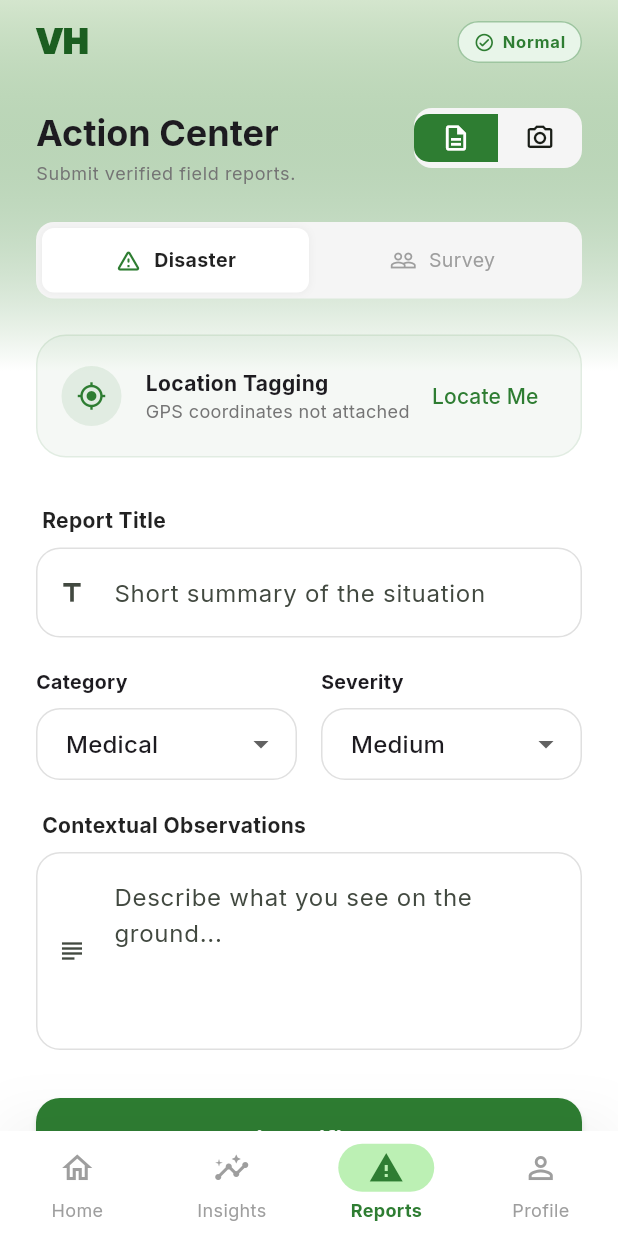
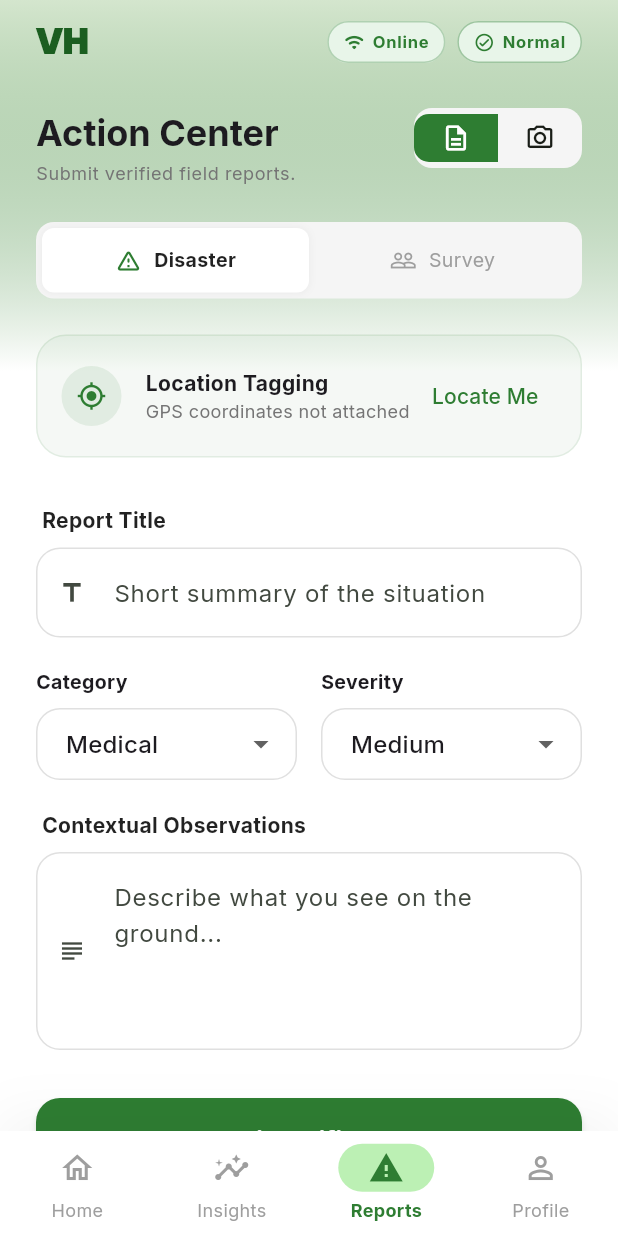
Before and after one commit to yashfeenraavi09/Volunteer-Horizon, a Flutter app: the MainLayout screen opened by its route, item 3 of the bottom bar chosen, on a phone screen of 412 x 824 dp. Run offline on Flutter 3.47's test engine with Material 3 defaults, Android fonts, the phone set to English and light mode, and no system bars; our stand-ins replace cloud_firestore, connectivity_plus, firebase_auth, firebase_core, fl_chart, flutter_animate and 9 more; accounts and stored records are empty; generated files the repository leaves out were written again; network calls fail.

Commit message:
feat: fix Google Maps API key loading, enable offline sync service

```diff
--- a/lib/screens/main_layout.dart
+++ b/lib/screens/main_layout.dart
@@ -2,6 +2,7 @@ import 'package:flutter/material.dart';
 import 'package:google_fonts/google_fonts.dart';
 import 'package:flutter_riverpod/flutter_riverpod.dart';
 import '../core/providers.dart';
+import '../services/offline_sync_service.dart';
 import 'home_screen.dart';
 import 'prediction_screen.dart';
 import 'report_screen.dart';
@@ -66,7 +67,12 @@ class _MainLayoutState extends ConsumerState<MainLayout> {
                         ),
                       ),
                     ),
-                    // Read-only auto-managed status badge (not user controllable)
+                    // Row containing connection status and priority status badges
+                    Row(
+                      mainAxisSize: MainAxisSize.min,
+                      children: [
+                        const _ConnectionStatusBadge(),
+                        const SizedBox(width: 8),
                         AnimatedSwitcher(
                           duration: const Duration(milliseconds: 400),
                           transitionBuilder: (child, animation) => ScaleTransition(
@@ -76,6 +82,8 @@ class _MainLayoutState extends ConsumerState<MainLayout> {
                           child: isHighPriority
                               ? _PriorityBadge(key: const ValueKey('high'))
                               : _NormalBadge(key: const ValueKey('normal')),
+                        ),
+                      ],
                     ),
                   ],
                 ),
@@ -252,3 +260,61 @@ class _NormalBadge extends StatelessWidget {
     );
   }
 }
+
+// ---------------------------------------------------------------------------
+// Connection Status Badge - displays the active connection mode:
+// Online, Offline (SMS Mode), or Offline (Queued).
+// ---------------------------------------------------------------------------
+class _ConnectionStatusBadge extends ConsumerWidget {
+  const _ConnectionStatusBadge({Key? key}) : super(key: key);
+
+  @override
+  Widget build(BuildContext context, WidgetRef ref) {
+    final syncState = ref.watch(offlineSyncProvider);
+
+    final Color bgColor;
+    final Color textColor;
+    final String label;
+    final IconData icon;
+
+    switch (syncState.connectionMode) {
+      case ConnectionStateMode.online:
+        bgColor = const Color(0xFFE8F5E9);
+        textColor = const Color(0xFF2E7D32);
+        label = 'Online';
+        icon = Icons.wifi_rounded;
+        break;
+      case ConnectionStateMode.offline:
+        bgColor = const Color(0xFFFFF9C4);
+        textColor = const Color(0xFFF57F17);
+        label = 'Offline';
+        icon = Icons.wifi_off_rounded;
+        break;
+    }
+
+    return Container(
+      padding: const EdgeInsets.symmetric(horizontal: 10, vertical: 5),
+      decoration: BoxDecoration(
+        color: bgColor,
+        borderRadius: BorderRadius.circular(20),
+        border: Border.all(color: textColor.withOpacity(0.3)),
+      ),
+      child: Row(
+        mainAxisSize: MainAxisSize.min,
+        children: [
+          Icon(icon, color: textColor, size: 14),
+          const SizedBox(width: 5),
+          Text(
+            label,
+            style: TextStyle(
+              color: textColor,
+              fontSize: 11,
+              fontWeight: FontWeight.w700,
+              letterSpacing: 0.5,
+            ),
+          ),
+        ],
+      ),
+    );
+  }
+}
--- a/lib/screens/report_screen.dart
+++ b/lib/screens/report_screen.dart
@@ -8,6 +8,7 @@ import '../services/database_service.dart';
 import '../core/providers.dart';
 import '../services/ai_service.dart';
 import '../models/report_model.dart';
+import '../services/offline_sync_service.dart';
 
 class ReportScreen extends ConsumerStatefulWidget {
   const ReportScreen({Key? key}) : super(key: key);
@@ -139,9 +140,14 @@ class _ReportScreenState extends ConsumerState<ReportScreen> {
       final String fullDescription = "${_titleController.text}\n\n${_descController.text}";
       final lat = _currentLocation?.latitude ?? 0.0;
       final lng = _currentLocation?.longitude ?? 0.0;
+      final isOnline = ref.read(offlineSyncProvider).connectionMode == ConnectionStateMode.online;
+
+      String submissionResult = '';
 
       if (_selectedType == TypeMode.disaster) {
-        // 1. AI DEDUPLICATION CHECK
+        if (isOnline) {
+          // 1. AI DEDUPLICATION CHECK (Only if online)
+          try {
             final recentData = await ref.read(databaseServiceProvider).findRecentReports();
             final recentReports = recentData.map((d) => Report.fromFirestore(_mockDoc(d))).toList();
 
@@ -154,11 +160,14 @@ class _ReportScreenState extends ConsumerState<ReportScreen> {
                 return;
               }
             }
+          } catch (e) {
+            debugPrint("Deduplication check failed: $e");
+          }
+        }
 
-        // 2. PROCEED WITH SUBMISSION
-        // Debug: print selected category
+        // 2. PROCEED WITH SUBMISSION (via offlineSyncProvider to handle offline/SMS/cache)
         debugPrint('Submitting report with category: \'${_disasterCategory}\'');
-        await ref.read(databaseServiceProvider).submitReport(
+        submissionResult = await ref.read(offlineSyncProvider.notifier).submitReport(
           uid: user.uid,
           category: _disasterCategory,
           description: fullDescription,
@@ -169,8 +178,8 @@ class _ReportScreenState extends ConsumerState<ReportScreen> {
           zoneLabel: profile.assignedZone,
         );
       } else {
-        // 3. SURVEY REDUNDANCY CHECK (Composite Key handled in service)
-        await ref.read(databaseServiceProvider).submitSurvey(
+        // 3. PROCEED WITH SURVEY SUBMISSION
+        submissionResult = await ref.read(offlineSyncProvider.notifier).submitSurvey(
           uid: user.uid,
           residentName: _headNameController.text,
           residentContact: _phoneController.text,
@@ -189,8 +198,26 @@ class _ReportScreenState extends ConsumerState<ReportScreen> {
       }
 
       if (mounted) {
+        String msg = '';
+        Color bg = Colors.green;
+        if (submissionResult == 'firebase') {
+          msg = 'Data synced successfully to NGO Dashboard!';
+        } else if (submissionResult == 'sms') {
+          msg = 'Offline: Report submitted via SMS to Gateway!';
+          bg = Colors.amber.shade800;
+        } else if (submissionResult == 'local') {
+          msg = 'Offline: Saved locally to Pending Sync Queue.';
+          bg = Colors.orange.shade800;
+        } else {
+          msg = 'Submitted successfully!';
+        }
+
         ScaffoldMessenger.of(context).showSnackBar(
-          const SnackBar(content: Text('Data submitted successfully! Deduplication & Redundancy handled.')),
+          SnackBar(
+            content: Text(msg),
+            backgroundColor: bg,
+            duration: const Duration(seconds: 4),
+          ),
         );
         _resetForm();
       }
@@ -248,11 +275,66 @@ class _ReportScreenState extends ConsumerState<ReportScreen> {
 
   @override
   Widget build(BuildContext context) {
+    final syncState = ref.watch(offlineSyncProvider);
+    final pendingCount = syncState.totalPending;
+
     return SingleChildScrollView(
       padding: const EdgeInsets.symmetric(horizontal: 24.0, vertical: 16.0),
       child: Column(
         crossAxisAlignment: CrossAxisAlignment.stretch,
         children: [
+          if (pendingCount > 0) ...[
+            Container(
+              margin: const EdgeInsets.only(bottom: 16),
+              padding: const EdgeInsets.all(12),
+              decoration: BoxDecoration(
+                color: Colors.orange.shade50,
+                borderRadius: BorderRadius.circular(12),
+                border: Border.all(color: Colors.orange.shade200),
+              ),
+              child: Row(
+                children: [
+                  Icon(Icons.sync_problem_rounded, color: Colors.orange.shade800),
+                  const SizedBox(width: 12),
+                  Expanded(
+                    child: Column(
+                      crossAxisAlignment: CrossAxisAlignment.start,
+                      children: [
+                        Text(
+                          '$pendingCount Item(s) Pending Sync',
+                          style: TextStyle(fontWeight: FontWeight.bold, color: Colors.orange.shade900, fontSize: 13),
+                        ),
+                        Text(
+                          syncState.isSyncing
+                              ? 'Syncing now...'
+                              : 'Will sync automatically when internet returns.',
+                          style: TextStyle(color: Colors.orange.shade800, fontSize: 11),
+                        ),
+                      ],
+                    ),
+                  ),
+                  if (!syncState.isSyncing)
+                    TextButton.icon(
+                      onPressed: () {
+                        ref.read(offlineSyncProvider.notifier).triggerSync();
+                      },
+                      icon: const Icon(Icons.sync_rounded, size: 16),
+                      label: const Text('Sync Now', style: TextStyle(fontSize: 12)),
+                      style: TextButton.styleFrom(
+                        foregroundColor: Colors.orange.shade900,
+                        visualDensity: VisualDensity.compact,
+                      ),
+                    )
+                  else
+                    const SizedBox(
+                      width: 16,
+                      height: 16,
+                      child: CircularProgressIndicator(strokeWidth: 2, color: Colors.orange),
+                    ),
+                ],
+              ),
+            ),
+          ],
           Row(
             mainAxisAlignment: MainAxisAlignment.spaceBetween,
             crossAxisAlignment: CrossAxisAlignment.start,
--- a/pubspec.yaml
+++ b/pubspec.yaml
@@ -42,6 +42,8 @@ dependencies:
   flutter_animate: ^4.5.2
   font_awesome_flutter: ^11.0.0
   google_maps_flutter: ^2.10.0
+  google_maps_flutter_android: ^2.12.1
+  google_maps_flutter_platform_interface: ^2.8.0
   fl_chart: ^0.70.0
   firebase_core: ^4.7.0
   firebase_auth: ^6.4.0
@@ -49,6 +51,8 @@ dependencies:
   google_generative_ai: ^0.4.0
   http: ^1.2.2
   collection : ^1.18.0
+  connectivity_plus: ^6.0.3
+  shared_preferences: ^2.2.3
 
 dev_dependencies:
   flutter_test:
```
Also changed, not shown: lib/services/offline_sync_service.dart (added, +326 -0 lines), lib/screens/prediction_screen.dart (line endings or trailing spaces), pubspec.lock, 8 other files. Lines whose indentation alone changed are shown as unchanged.
